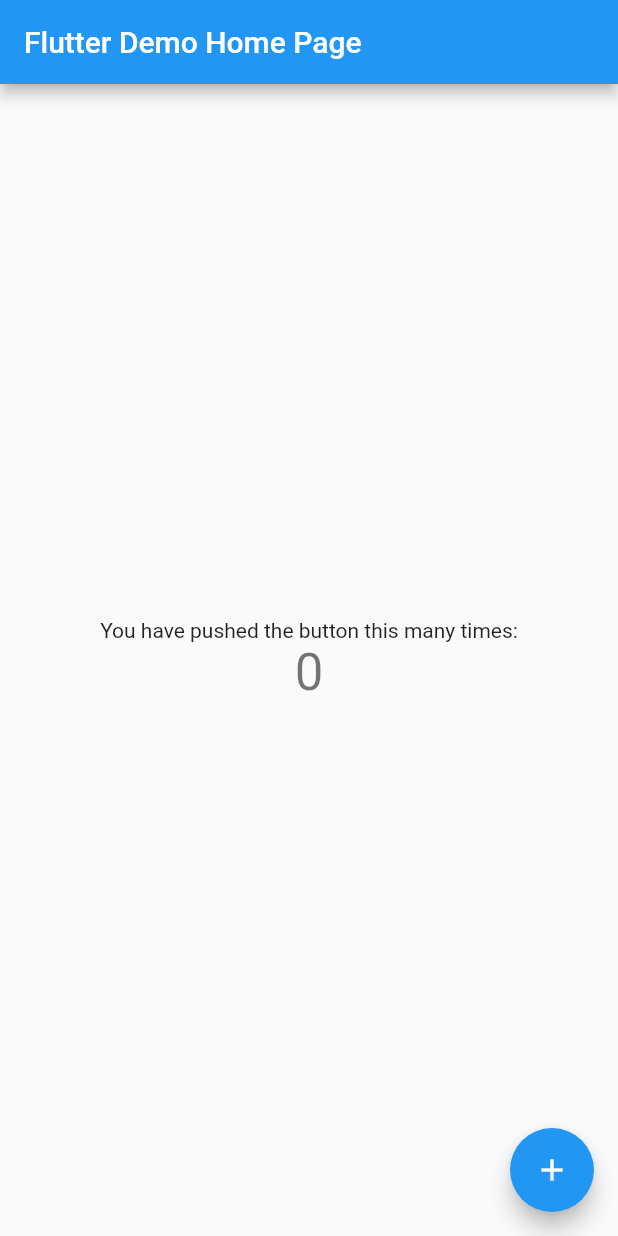
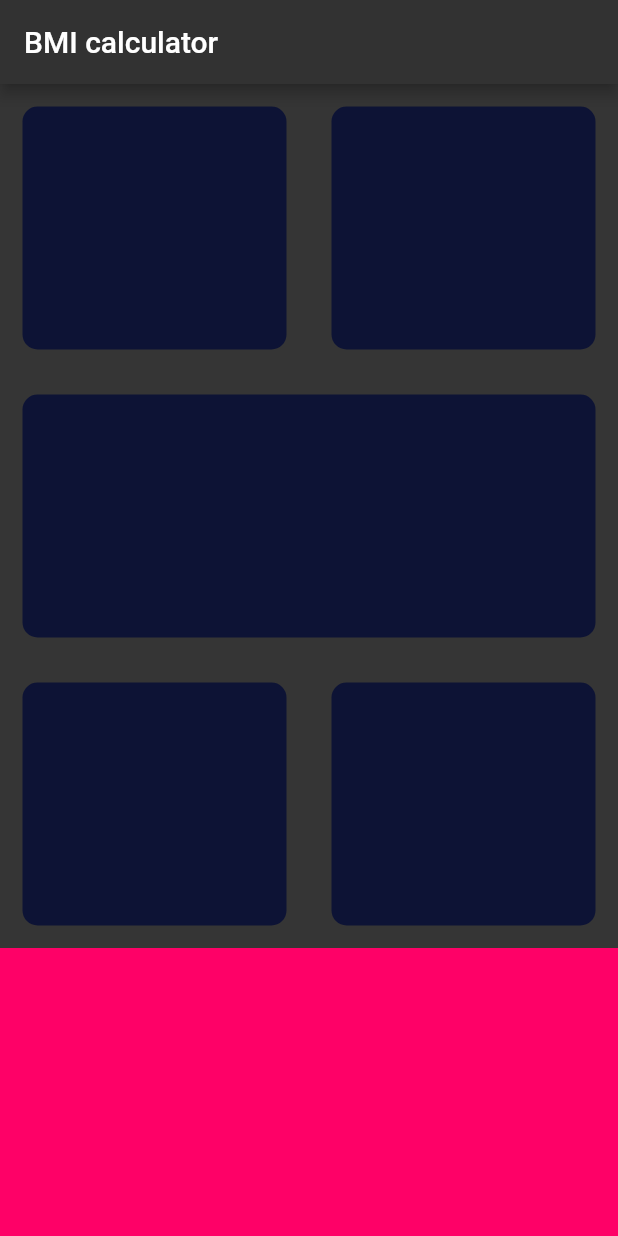
Before and after one commit to Aayush-310/bmicalc, a Flutter app: the screen it shows after launch, on a phone screen of 412 x 824 dp. Run offline on Flutter 3.47's test engine with Material 2 defaults, Android fonts, the phone set to English and light mode, and no system bars.

Commit message:
reusable containers are made and layout has been set

```diff
--- /dev/null
+++ b/lib/input_page.dart
@@ -0,0 +1,72 @@
+import 'package:flutter/material.dart';
+import 'reusable_container.dart';
+
+//defining the constants
+
+const double bottomContainerHeight = 80.0;
+const activeCardColour = Color(0xFFfe0167);
+const bottomContainerColour = Color(0xFFfe0167);
+
+// new file  for the input_page
+class InputPage extends StatefulWidget {
+  @override
+  _InputPageState createState() => _InputPageState();
+}
+
+class _InputPageState extends State<InputPage> {
+  @override
+  Widget build(BuildContext context) {
+    return Scaffold(
+      appBar: AppBar(
+        title: const Text("BMI calculator"),
+      ),
+      body: Column(
+        children: <Widget>[
+          Expanded(
+            //first row with two containers
+            child: Row(
+              children: const <Widget>[
+                Expanded(
+                  child: ReusableCard(
+                    colour: activeCardColour,
+                  ),
+                ),
+                Expanded(child: ReusableCard(colour: activeCardColour))
+              ],
+            ),
+          ),
+          Expanded(
+            //second row with one container
+            child: Row(
+              children: const [
+                Expanded(
+                    child: ReusableCard(
+                  colour: activeCardColour,
+                )),
+              ],
+            ),
+          ),
+          Expanded(
+            //last row with two expanded containers
+            child: Row(
+              children: const [
+                Expanded(
+                  child: ReusableCard(colour: activeCardColour),
+                ),
+                Expanded(child: ReusableCard(colour: activeCardColour))
+              ],
+            ),
+          ),
+
+          // adding the bottom bar of red
+          Expanded(
+              child: Container(
+            width: double.infinity,
+            height: bottomContainerHeight,
+            color: bottomContainerColour,
+          ))
+        ],
+      ),
+    );
+  }
+}
--- a/lib/main.dart
+++ b/lib/main.dart
@@ -1,115 +1,24 @@
 import 'package:flutter/material.dart';
+import 'input_page.dart';
+
+//mostly contains the theme data of the app and every new page of the app has a new file
 
 void main() {
-  runApp(const MyApp());
+  runApp(BmiCalculator());
 }
 
-class MyApp extends StatelessWidget {
-  const MyApp({Key? key}) : super(key: key);
-
-  // This widget is the root of your application.
+class BmiCalculator extends StatelessWidget {
   @override
   Widget build(BuildContext context) {
     return MaterialApp(
-      title: 'Flutter Demo',
-      theme: ThemeData(
-        // This is the theme of your application.
-        //
-        // Try running your application with "flutter run". You'll see the
-        // application has a blue toolbar. Then, without quitting the app, try
-        // changing the primarySwatch below to Colors.green and then invoke
-        // "hot reload" (press "r" in the console where you ran "flutter run",
-        // or simply save your changes to "hot reload" in a Flutter IDE).
-        // Notice that the counter didn't reset back to zero; the application
-        // is not restarted.
-        primarySwatch: Colors.blue,
-      ),
-      home: const MyHomePage(title: 'Flutter Demo Home Page'),
+      theme: ThemeData().copyWith(
+          appBarTheme: const AppBarTheme(
+            color: Color(0xFF323232),
+          ),
+          scaffoldBackgroundColor: const Color(0xFF353535),
+          textTheme:
+              const TextTheme(bodyText2: TextStyle(color: Colors.white))),
+      home: InputPage(),
     );
   }
 }
-
-class MyHomePage extends StatefulWidget {
-  const MyHomePage({Key? key, required this.title}) : super(key: key);
-
-  // This widget is the home page of your application. It is stateful, meaning
-  // that it has a State object (defined below) that contains fields that affect
-  // how it looks.
-
-  // This class is the configuration for the state. It holds the values (in this
-  // case the title) provided by the parent (in this case the App widget) and
-  // used by the build method of the State. Fields in a Widget subclass are
-  // always marked "final".
-
-  final String title;
-
-  @override
-  State<MyHomePage> createState() => _MyHomePageState();
-}
-
-class _MyHomePageState extends State<MyHomePage> {
-  int _counter = 0;
-
-  void _incrementCounter() {
-    setState(() {
-      // This call to setState tells the Flutter framework that something has
-      // changed in this State, which causes it to rerun the build method below
-      // so that the display can reflect the updated values. If we changed
-      // _counter without calling setState(), then the build method would not be
-      // called again, and so nothing would appear to happen.
-      _counter++;
-    });
-  }
-
-  @override
-  Widget build(BuildContext context) {
-    // This method is rerun every time setState is called, for instance as done
-    // by the _incrementCounter method above.
-    //
-    // The Flutter framework has been optimized to make rerunning build methods
-    // fast, so that you can just rebuild anything that needs updating rather
-    // than having to individually change instances of widgets.
-    return Scaffold(
-      appBar: AppBar(
-        // Here we take the value from the MyHomePage object that was created by
-        // the App.build method, and use it to set our appbar title.
-        title: Text(widget.title),
-      ),
-      body: Center(
-        // Center is a layout widget. It takes a single child and positions it
-        // in the middle of the parent.
-        child: Column(
-          // Column is also a layout widget. It takes a list of children and
-          // arranges them vertically. By default, it sizes itself to fit its
-          // children horizontally, and tries to be as tall as its parent.
-          //
-          // Invoke "debug painting" (press "p" in the console, choose the
-          // "Toggle Debug Paint" action from the Flutter Inspector in Android
-          // Studio, or the "Toggle Debug Paint" command in Visual Studio Code)
-          // to see the wireframe for each widget.
-          //
-          // Column has various properties to control how it sizes itself and
-          // how it positions its children. Here we use mainAxisAlignment to
-          // center the children vertically; the main axis here is the vertical
-          // axis because Columns are vertical (the cross axis would be
-          // horizontal).
-          mainAxisAlignment: MainAxisAlignment.center,
-          children: <Widget>[
-            const Text(
-              'You have pushed the button this many times:',
-            ),
-            Text(
-              '$_counter',
-              style: Theme.of(context).textTheme.headline4,
-            ),
-          ],
-        ),
-      ),
-      floatingActionButton: FloatingActionButton(
-        onPressed: _incrementCounter,
-        tooltip: 'Increment',
-        child: const Icon(Icons.add),
-      ), // This trailing comma makes auto-formatting nicer for build methods.
-    );
-  }
-}
--- /dev/null
+++ b/lib/reusable_container.dart
@@ -0,0 +1,25 @@
+import 'package:flutter/material.dart';
+
+class ReusableCard extends StatelessWidget {
+  //key can be removed as its not needed for classes which do not move physically in the screen
+  // const ReusableCard({
+  //   Key? key,
+  // }) : super(key: key);
+
+  //constructors are needed for the property that is to be set while using the class
+  // ignore: use_key_in_widget_constructors
+  const ReusableCard({required this.colour});
+
+  final Color colour;
+
+  @override
+  Widget build(BuildContext context) {
+    return Container(
+      margin: const EdgeInsets.all(15.0),
+      decoration: const BoxDecoration(
+          borderRadius: BorderRadius.all(Radius.circular(10.0)),
+          color: Color(0xFF0d1335)),
+      padding: const EdgeInsets.all(25.0),
+    );
+  }
+}
```
Also changed, not shown: 6046c929206680ab1e0f313f56b3101d.webp (added), dribbble_post.webp (added), 2 other files.
